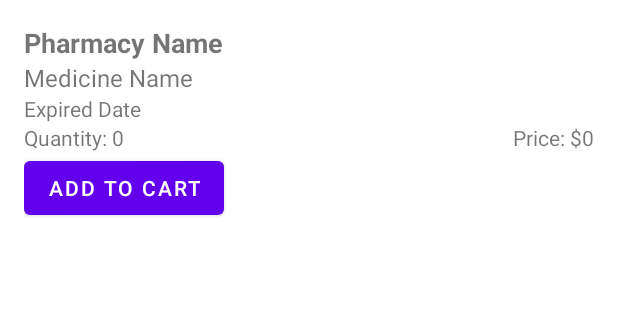
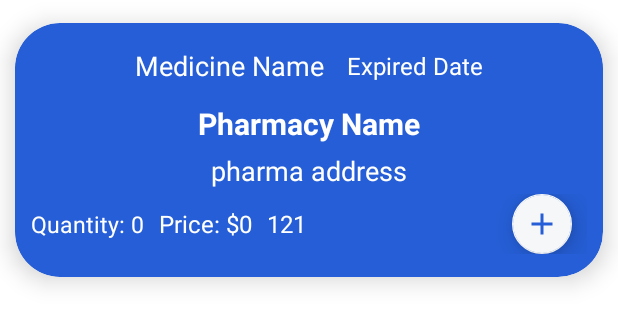
Before and after one commit to ziad-ezzat/PharmaShare, an Android app: the layout home_card.xml on its own in the app's theme, with its tools: preview values and no code run, on a phone screen of 412 x 824 dp. Shown: the top 325 px of the screen. Run offline under Robolectric (Android 15) with nearby library versions, the phone set to English and light mode, and no system bars.

Commit message:
updateHomeAndOrder

```diff
--- a/app/src/main/java/com/example/pharmashare/app/adptars/HomeAdapter.kt
+++ b/app/src/main/java/com/example/pharmashare/app/adptars/HomeAdapter.kt
@@ -40,6 +40,8 @@ class HomeAdapter(private val sharedMedicines: List<SharedMedicine>, private val
         holder.medQuantityTv.text = "Quantity: ${sharedMedicine.quantity}"
         holder.medPriceTv.text = "Price: $${sharedMedicine.price}"
 
+
+
         holder.addToCartBtn.setOnClickListener {
             val sharedMedicine = sharedMedicines[position]
             var pharmacyId = ""
--- a/app/src/main/java/com/example/pharmashare/app/fragments/AddFragment.kt
+++ b/app/src/main/java/com/example/pharmashare/app/fragments/AddFragment.kt
@@ -18,6 +18,7 @@ import com.example.pharmashare.database.firebase.repos.PharmacyRepository
 import com.example.pharmashare.database.firebase.repos.SharedMedicineRepository
 import com.example.pharmashare.database.firebase.repos.UserRepository
 import com.google.android.material.textfield.TextInputEditText
+import kotlinx.coroutines.internal.SynchronizedObject
 import java.util.*
 
 
--- a/app/src/main/java/com/example/pharmashare/app/fragments/HomeFragment.kt
+++ b/app/src/main/java/com/example/pharmashare/app/fragments/HomeFragment.kt
@@ -38,7 +38,7 @@ class HomeFragment : Fragment(), HomeAdapter.HomeListener {
         recyclerView.layoutManager = LinearLayoutManager(requireContext())
 
         //declare of DB
-        database = MyRoomDatabase.buildDatabase(context!!)
+        database = MyRoomDatabase.buildDatabase(requireContext())
         dao = database.cartDao()
         val userId = UserRepository.getCurrentUserId()
         SharedMedicineRepository.getAllSharedMedicines(userId) { sharedMedicines ->
@@ -57,6 +57,8 @@ class HomeFragment : Fragment(), HomeAdapter.HomeListener {
             priceTotal = selectedQuantity * price,
             availableQuantity = sharedMedicine.quantity
         )
-        dao.insertByRoom(cart)
+        synchronized(cart){
+            dao.insertByRoom(cart)
+        }
     }
 }
--- a/app/src/main/java/com/example/pharmashare/database/firebase/repos/MedicineRepository.kt
+++ b/app/src/main/java/com/example/pharmashare/database/firebase/repos/MedicineRepository.kt
@@ -12,6 +12,7 @@ object MedicineRepository {
     fun insertMedicine(medicine: Medicine, callback: (Boolean, String?) -> Unit) {
         val medicineId = database.getReference("medicines").push().key ?: ""
         val newMedicine = Medicine(medicineId, medicine.name)
+
 
         database.getReference("medicines").child(medicineId).setValue(newMedicine)
             .addOnCompleteListener { createMedicineTask ->
--- a/app/src/main/java/com/example/pharmashare/database/firebase/repos/SharedMedicineRepository.kt
+++ b/app/src/main/java/com/example/pharmashare/database/firebase/repos/SharedMedicineRepository.kt
@@ -53,4 +53,6 @@ object SharedMedicineRepository {
     fun decreaseSharedMedicineQuantity(id: String, quantity: Int) {
         usersRef.child(id).child("quantity").setValue(quantity - 1)
     }
+
+    // try to do fun to update
 }
--- /dev/null
+++ b/app/src/main/res/drawable/baseline_add_24.xml
@@ -0,0 +1,5 @@
+<vector android:height="24dp" android:tint="#255ED6"
+    android:viewportHeight="24" android:viewportWidth="24"
+    android:width="24dp" xmlns:android="http://schemas.android.com/apk/res/android">
+    <path android:fillColor="@android:color/white" android:pathData="M19,13h-6v6h-2v-6H5v-2h6V5h2v6h6v2z"/>
+</vector>
--- a/app/src/main/res/layout/home_card.xml
+++ b/app/src/main/res/layout/home_card.xml
@@ -1,37 +1,81 @@
-<LinearLayout xmlns:android="http://schemas.android.com/apk/res/android"
+<androidx.cardview.widget.CardView xmlns:android="http://schemas.android.com/apk/res/android"
+    xmlns:app="http://schemas.android.com/apk/res-auto"
     xmlns:tools="http://schemas.android.com/tools"
     android:layout_width="match_parent"
     android:layout_height="wrap_content"
     android:orientation="vertical"
-    android:padding="16dp">
+    app:cardBackgroundColor="#255ed6"
+    app:cardCornerRadius="30dp"
+    app:cardElevation="10dp"
+    app:cardPreventCornerOverlap="false"
+    app:cardUseCompatPadding="true"
+    app:contentPadding="5dp">
+
+    <LinearLayout
+        android:layout_width="match_parent"
+        android:layout_height="wrap_content"
+        android:orientation="vertical">
+
+        <LinearLayout
+            android:layout_width="wrap_content"
+            android:layout_height="wrap_content"
+            android:layout_gravity="center"
+            android:layout_margin="5dp"
+            android:orientation="horizontal"
+            android:padding="5dp">
+
+            <TextView
+                android:id="@+id/med_name"
+                android:layout_width="wrap_content"
+                android:layout_height="wrap_content"
+                android:layout_gravity="center"
+                android:text="Medicine Name"
+                android:textColor="@color/white"
+                android:textSize="18sp" />
+
+            <TextView
+                android:id="@+id/expired_date"
+                android:layout_width="wrap_content"
+                android:layout_height="wrap_content"
+                android:layout_gravity="center"
+                android:layout_marginStart="15dp"
+                android:text="Expired Date"
+                android:textColor="@color/white"
+                android:textSize="16sp" />
+
+        </LinearLayout>
 
         <TextView
             android:id="@+id/pharmacy_name"
             android:layout_width="wrap_content"
             android:layout_height="wrap_content"
+            android:layout_gravity="center"
+            android:layout_margin="2dp"
+            android:layout_marginTop="0dp"
             android:text="Pharmacy Name"
-        android:textSize="18sp"
+            android:textColor="@color/white"
+            android:textSize="20sp"
             android:textStyle="bold" />
 
         <TextView
-        android:id="@+id/med_name"
+            android:id="@+id/pharmacy_address"
             android:layout_width="wrap_content"
             android:layout_height="wrap_content"
-        android:text="Medicine Name"
-        android:textSize="16sp" />
-
-    <TextView
-        android:id="@+id/expired_date"
-        android:layout_width="wrap_content"
-        android:layout_height="wrap_content"
-        android:text="Expired Date"
-        android:textSize="14sp" />
+            android:layout_gravity="center"
+            android:layout_margin="3dp"
+            android:layout_marginTop="0dp"
+            android:text="pharma address"
+            android:textColor="@color/white"
+            android:textSize="18sp" />
 
         <LinearLayout
             android:layout_width="match_parent"
             android:layout_height="wrap_content"
-        android:orientation="horizontal"
-        android:gravity="center_vertical">
+            android:layout_marginLeft="5dp"
+            android:layout_marginRight="5dp"
+            android:layout_marginBottom="10dp"
+            android:gravity="center_vertical"
+            android:orientation="horizontal">
 
 
             <TextView
@@ -39,27 +83,46 @@
                 android:layout_width="wrap_content"
                 android:layout_height="wrap_content"
                 android:text="Quantity: 0"
-            android:textSize="14sp" />
-
-        <Space
-            android:layout_width="0dp"
-            android:layout_height="0dp"
-            android:layout_weight="1" />
+                android:textColor="@color/white"
+                android:textSize="15sp" />
 
             <TextView
                 android:id="@+id/med_price"
                 android:layout_width="wrap_content"
                 android:layout_height="wrap_content"
+                android:layout_marginLeft="10dp"
                 android:text="Price: $0"
-            android:textSize="14sp" />
+                android:textColor="@color/white"
+                android:textSize="16sp" />
+
+            <TextView
+                android:id="@+id/med_price_discount"
+                android:layout_width="wrap_content"
+                android:layout_height="wrap_content"
+                android:layout_marginLeft="10dp"
+                android:layout_weight="1"
+                android:text="121"
+                android:textColor="@color/white"
+                android:textSize="16sp" />
+
+            <com.google.android.material.floatingactionbutton.FloatingActionButton
+                android:id="@+id/med_makeOrder"
+                android:layout_width="50dp"
+                android:layout_height="40dp"
+                android:layout_gravity="end"
+                android:layout_marginEnd="10dp"
+                android:clickable="true"
+                android:contentDescription="@string/addToCart"
+                android:cropToPadding="false"
+                android:foreground="@drawable/baseline_add_24"
+                android:foregroundGravity="center"
+                android:scaleType="centerCrop"
+                android:tint="#255ED6"
+                app:backgroundTint="#F6F7F8"
+                app:elevation="10dp"
+                tools:ignore="TouchTargetSizeCheck" />
 
         </LinearLayout>
 
-    <Button
-        android:id="@+id/med_makeOrder"
-        android:layout_width="wrap_content"
-        android:layout_height="wrap_content"
-        android:text="Add to Cart"
-        android:textSize="14sp" />
-
     </LinearLayout>
+</androidx.cardview.widget.CardView>
--- a/app/src/main/res/values/strings.xml
+++ b/app/src/main/res/values/strings.xml
@@ -26,4 +26,5 @@
     <string name="minus">minus</string>
     <string name="errorMassageOverExceeded">you exceeded available quantity</string>
     <string name="errorMassageUnderOneUnit">you must have one unit</string>
+    <string name="addToCart">add</string>
 </resources>
```
Also changed, not shown: app/src/main/res/layout/ordercard.xml (+38 -28 lines). Lines whose indentation alone changed are shown as unchanged.
